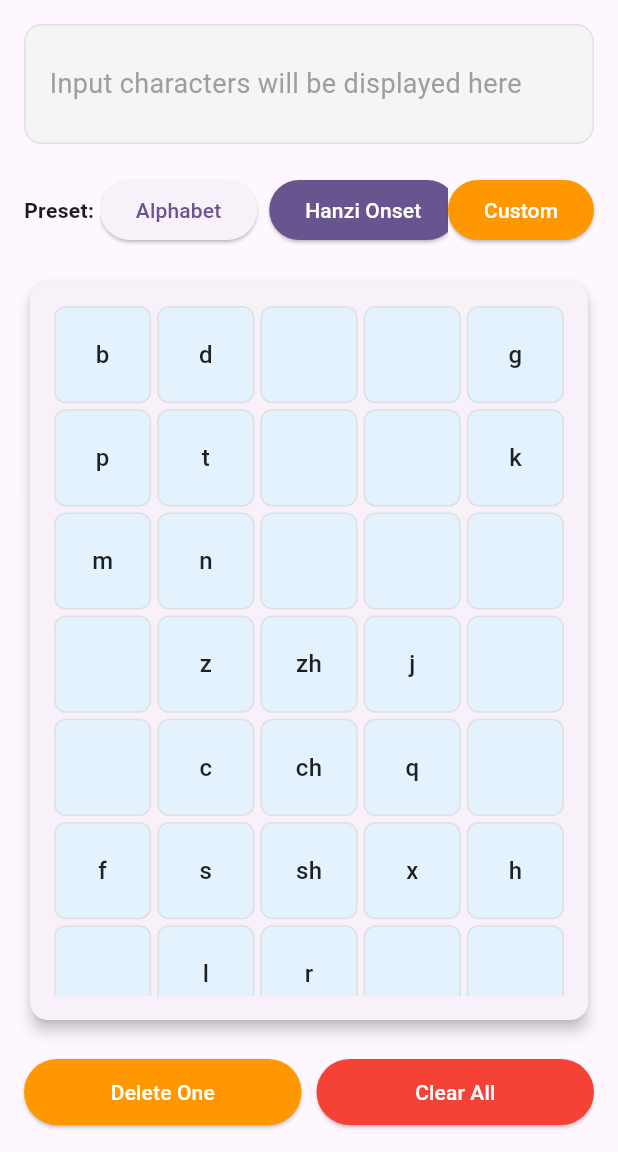
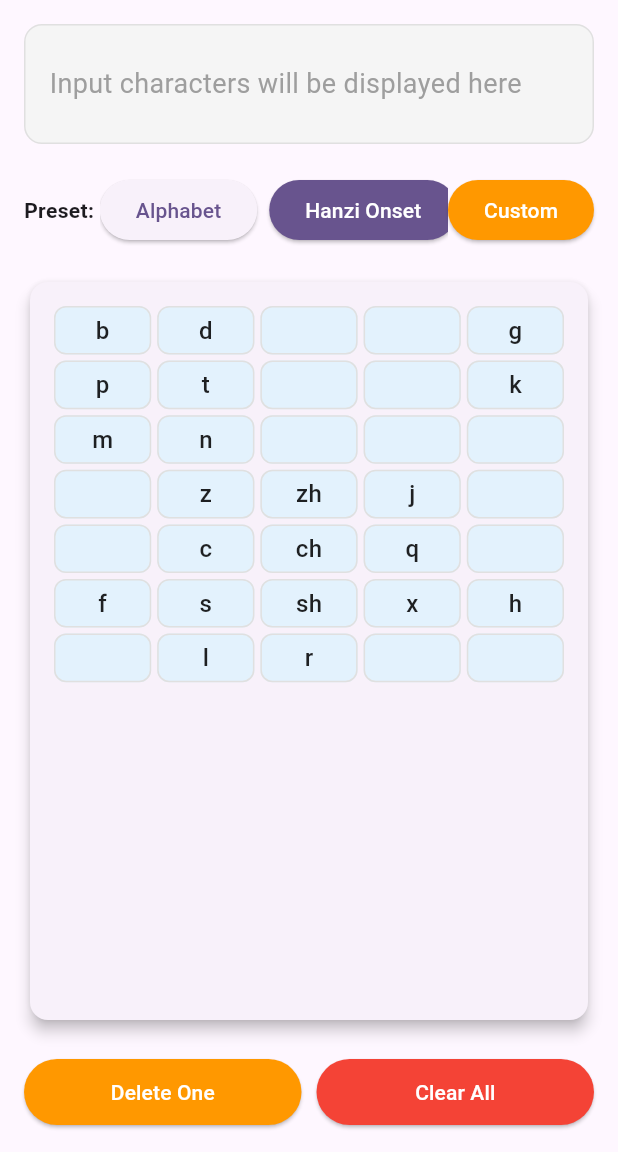
Before and after one commit to suikan4github/study-flutter-widget, a Flutter app: the screen it shows after launch, on a phone screen of 412 x 824 dp, the part 84-1236 px from its top. Run offline on Flutter 3.47's test engine with Material 3 defaults, Android fonts, the phone set to English and light mode, and no system bars.

Commit message:
GridView type has been changed.
From GridView.builder to GridView.count

```diff
--- a/lib/widgets/input_pad.dart
+++ b/lib/widgets/input_pad.dart
@@ -27,23 +27,20 @@ class _InputPadState extends State<InputPad> {
   static const int columns = 5;
   static const int totalButtons = rows * columns;
 
+
   @override
   Widget build(BuildContext context) {
     return Container(
       padding: const EdgeInsets.all(8.0),
-      child: GridView.builder(
-        shrinkWrap: true,
-        physics: const NeverScrollableScrollPhysics(),
-        gridDelegate: const SliverGridDelegateWithFixedCrossAxisCount(
-          crossAxisCount: columns,
-          crossAxisSpacing: 4.0,
-          mainAxisSpacing: 4.0,
-          childAspectRatio: 1.0,
-        ),
-        itemCount: totalButtons,
-        itemBuilder: (context, index) {
+      child: GridView.count(
+        crossAxisCount: columns,
+        crossAxisSpacing: 4.0, // Horizontal space.
+        mainAxisSpacing: 4.0, // Vertical space.
+        childAspectRatio: 2.0, // = Horizontal / Vertical.
+        // All items are listed here.
+        children: List.generate(totalButtons, (index) {
           return _buildButton(index);
-        },
+        }),
       ),
     );
   }
```
